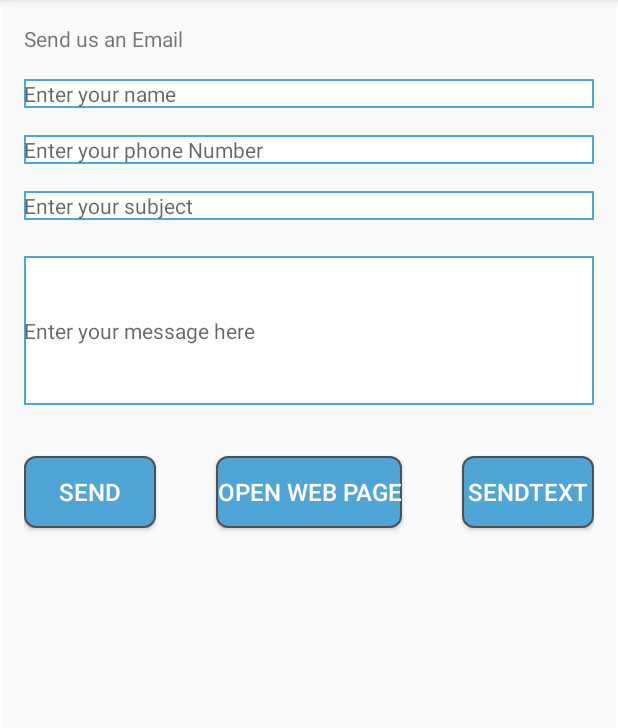
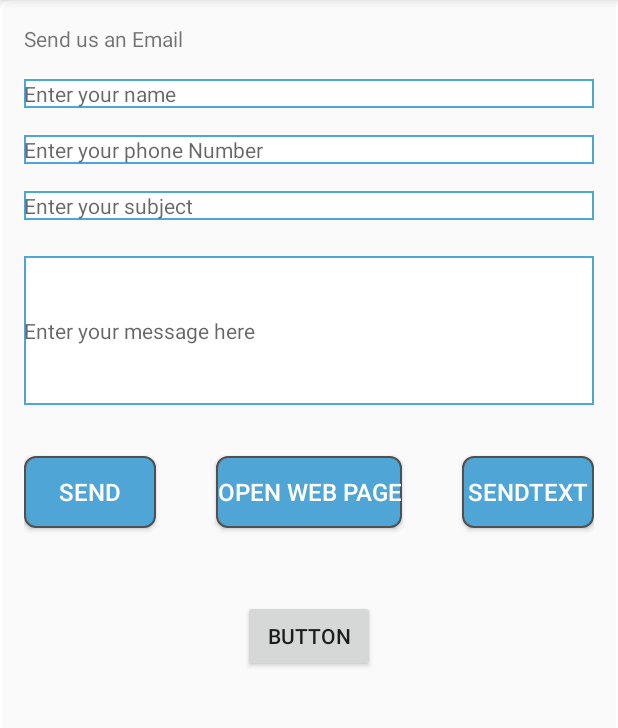
Before and after one commit to jasonbutwell/Android_EmailIntentDemo, an Android app: the screen it shows after launch (MainActivity), on a phone screen of 412 x 824 dp, the part 84-812 px from its top. Run offline under Robolectric (Android 15) with nearby library versions, the phone set to English and light mode, and no system bars.

```diff
--- a/app/src/main/AndroidManifest.xml
+++ b/app/src/main/AndroidManifest.xml
@@ -4,6 +4,9 @@
 
     <uses-permission android:name="android.permission.INTERNET"/>
     <uses-permission android:name="android.permission.SEND_SMS"/>
+
+    <uses-permission android:name="android.permission.READ_EXTERNAL_STORAGE" />
+    <uses-permission android:name="android.permission.WRITE_EXTERNAL_STORAGE" />
 
     <application
         android:allowBackup="true"
--- a/app/src/main/res/layout/activity_main.xml
+++ b/app/src/main/res/layout/activity_main.xml
@@ -127,4 +127,14 @@
         android:layout_alignBaseline="@+id/sendButton2"
         android:layout_alignBottom="@+id/sendButton2"
         android:layout_centerHorizontal="true" />
+
+    <Button
+        android:text="Button"
+        android:layout_width="wrap_content"
+        android:layout_height="wrap_content"
+        android:layout_below="@+id/sendButton3"
+        android:layout_centerHorizontal="true"
+        android:layout_marginTop="48dp"
+        android:id="@+id/openGalleryButton"
+        android:onClick="openGallery" />
 </RelativeLayout>
```
Also changed, not shown: app/src/main/java/com/jasonbutwell/emailintentdemo/MainActivity.java (+50 -0 lines).
